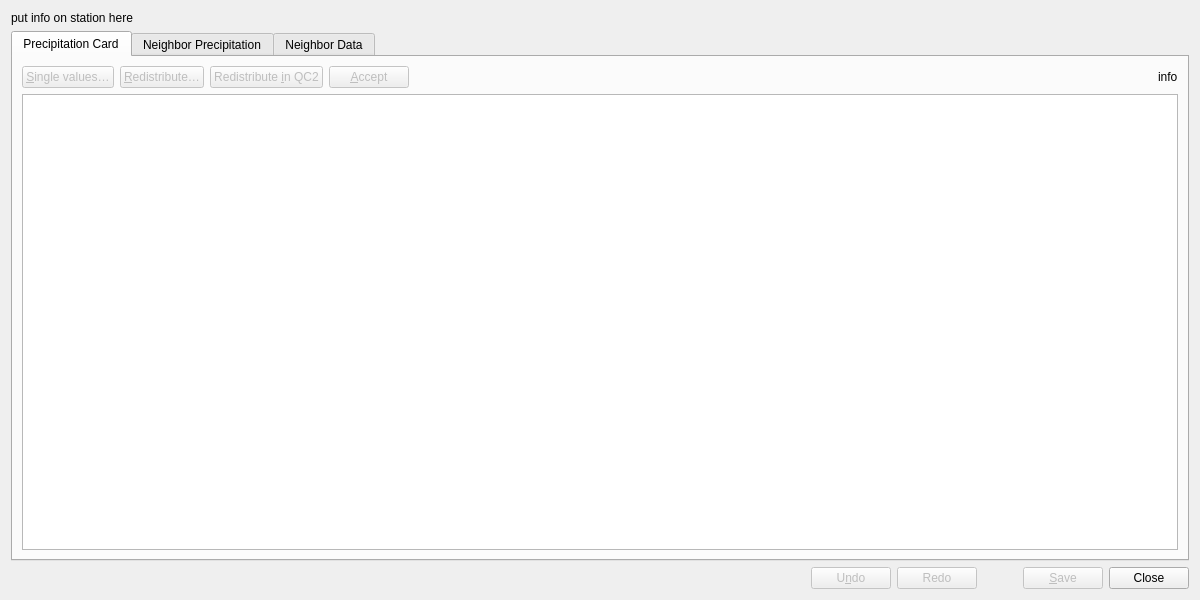
Before: the Qt Designer form WatchRR2/watchrr_main.ui in metno/kvhqc, drawn with Qt 5.
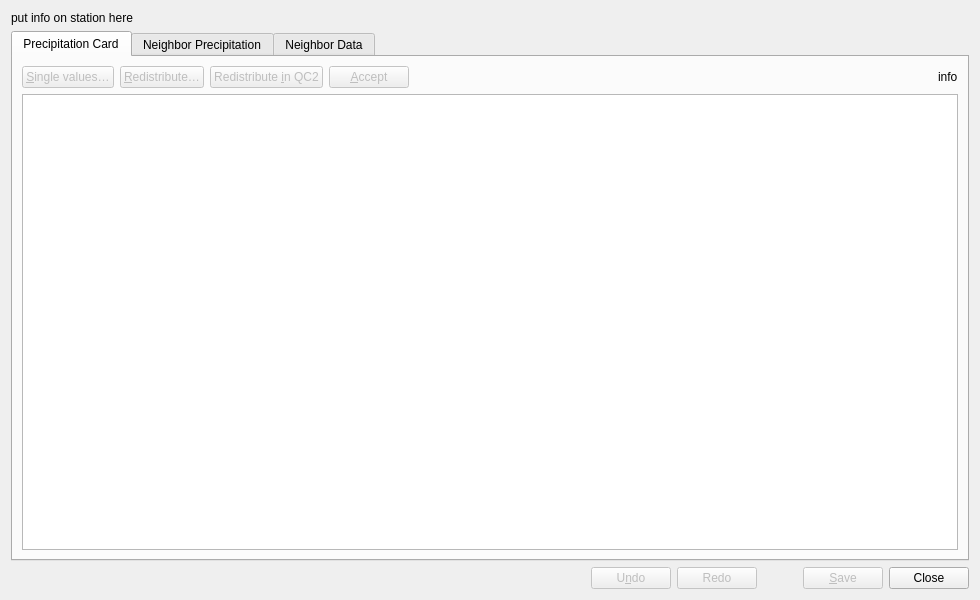
After: the same form once the commit is applied. Custom widgets are drawn as their Qt base class.

The edit to the form file:
```diff
--- a/WatchRR2/watchrr_main.ui
+++ b/WatchRR2/watchrr_main.ui
@@ -6,7 +6,7 @@
    <rect>
     <x>0</x>
     <y>0</y>
-    <width>1200</width>
+    <width>980</width>
     <height>600</height>
    </rect>
   </property>
```
Left out of the diff: 4 changed lines with no effect on the pictures.
